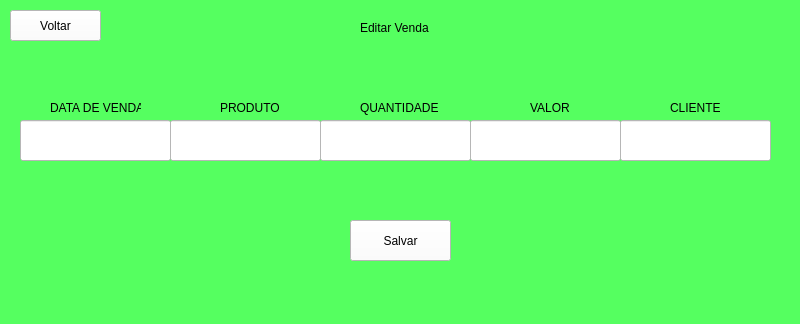
Qt form editar_venda.ui (gustavoestevesr/plantinhas-da-marcia) before a commit.
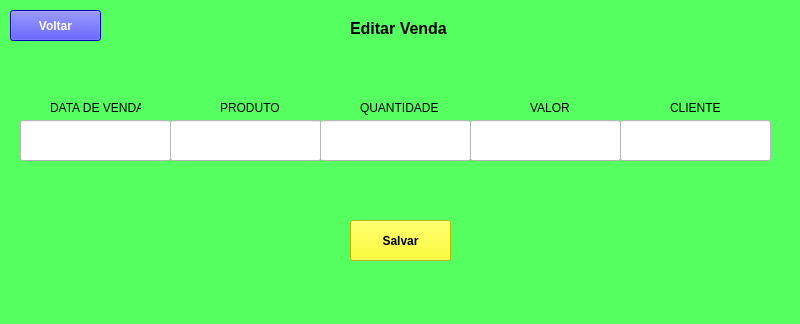
The same form after that commit.

What changed in the file:
```diff
--- a/editar_venda.ui
+++ b/editar_venda.ui
@@ -20,12 +20,19 @@
    <widget class="QLabel" name="label">
     <property name="geometry">
      <rect>
-      <x>360</x>
+      <x>350</x>
       <y>20</y>
-      <width>71</width>
+      <width>131</width>
       <height>16</height>
      </rect>
     </property>
+    <property name="font">
+     <font>
+      <pointsize>12</pointsize>
+      <weight>75</weight>
+      <bold>true</bold>
+     </font>
+    </property>
     <property name="text">
      <string>Editar Venda</string>
     </property>
@@ -91,8 +98,14 @@
       <height>41</height>
      </rect>
     </property>
+    <property name="font">
+     <font>
+      <weight>75</weight>
+      <bold>true</bold>
+     </font>
+    </property>
     <property name="styleSheet">
-     <string notr="true">background-color: rgb(255, 255, 255);</string>
+     <string notr="true">background-color: rgb(255, 255, 0);</string>
     </property>
     <property name="text">
      <string>Salvar</string>
@@ -185,8 +198,15 @@
       <height>31</height>
      </rect>
     </property>
+    <property name="font">
+     <font>
+      <weight>75</weight>
+      <bold>true</bold>
+     </font>
+    </property>
     <property name="styleSheet">
-     <string notr="true">background-color: rgb(255, 255, 255);</string>
+     <string notr="true">background-color: rgb(0, 0, 255);
+color: rgb(255, 255, 255);</string>
     </property>
     <property name="text">
      <string>Voltar</string>
```
